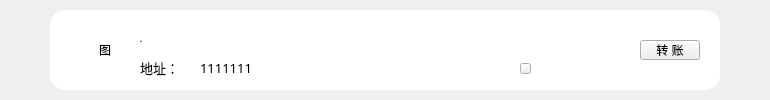
Old version of the form LNKWallet/contact/ContactInfoTitleWidget.ui in the repository HcashOrg/hx-indicator.
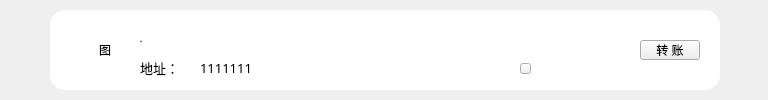
New version of the form.

Diff of the .ui file:
```diff
--- a/LNKWallet/contact/ContactInfoTitleWidget.ui
+++ b/LNKWallet/contact/ContactInfoTitleWidget.ui
@@ -6,7 +6,7 @@
    <rect>
     <x>0</x>
     <y>0</y>
-    <width>770</width>
+    <width>768</width>
     <height>100</height>
    </rect>
   </property>
```
